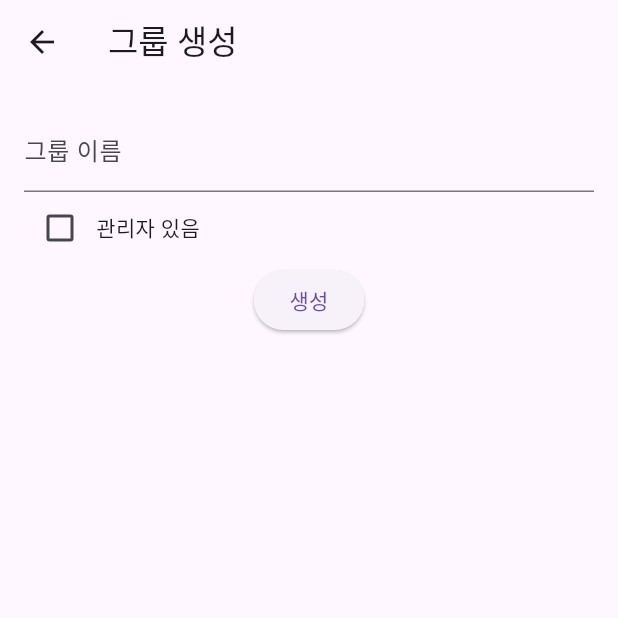
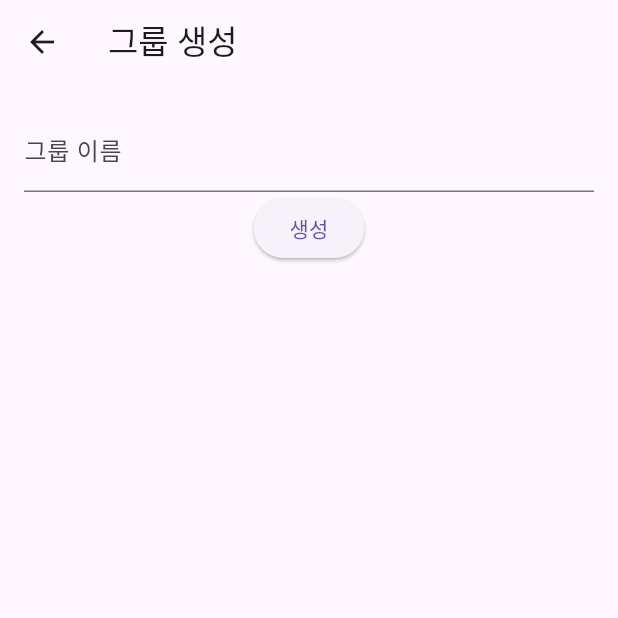
Before and after one commit to VICTOR-JEON-1998/private-board, a Flutter app: the CreateGroupPage screen opened directly, after a tap on "생성", on a phone screen of 412 x 824 dp, the top half of it. Run offline on Flutter 3.47's test engine with Material 3 defaults, Android fonts, the phone set to English and light mode, and no system bars; our stand-ins replace dio, flutter_riverpod, shared_preferences; accounts and stored records are empty; network calls fail; Roboto replaces fonts that are missing (NanumGothic).

Commit message:
Remove hasAdmin option from group creation

```diff
--- a/private_board_frontend/lib/pages/create_group_page.dart
+++ b/private_board_frontend/lib/pages/create_group_page.dart
@@ -10,7 +10,6 @@ class CreateGroupPage extends ConsumerWidget {
   Widget build(BuildContext context, WidgetRef ref) {
     final nameController = TextEditingController();
     final token = ref.watch(tokenProvider);
-    bool hasAdmin = false;
 
     return Scaffold(
       appBar: AppBar(title: Text('그룹 생성')),
@@ -19,22 +18,10 @@ class CreateGroupPage extends ConsumerWidget {
         child: Column(
           children: [
             TextField(controller: nameController, decoration: InputDecoration(labelText: '그룹 이름')),
-            Row(
-              children: [
-                Checkbox(
-                  value: hasAdmin,
-                  onChanged: (value) {
-                    hasAdmin = value ?? false;
-                  },
-                ),
-                Text('관리자 있음'),
-              ],
-            ),
             ElevatedButton(
               onPressed: () async {
                 final result = await ref.read(groupServiceProvider).createGroup(
                   name: nameController.text,
-                  hasAdmin: hasAdmin,
                   token: token,
                 );
 
--- a/private_board_frontend/lib/services/group_service.dart
+++ b/private_board_frontend/lib/services/group_service.dart
@@ -8,7 +8,6 @@ class GroupService {
   // 🔹 그룹 생성 (JWT 토큰 기반 인증)
   Future<Map<String, dynamic>> createGroup({
     required String name,
-    required bool hasAdmin,
     required String token,
   }) async {
     try {
@@ -16,7 +15,6 @@ class GroupService {
         '/api/groups/create',
         data: {
           'name': name,
-          'hasAdmin': hasAdmin,
         },
         options: Options(
           headers: {
```
